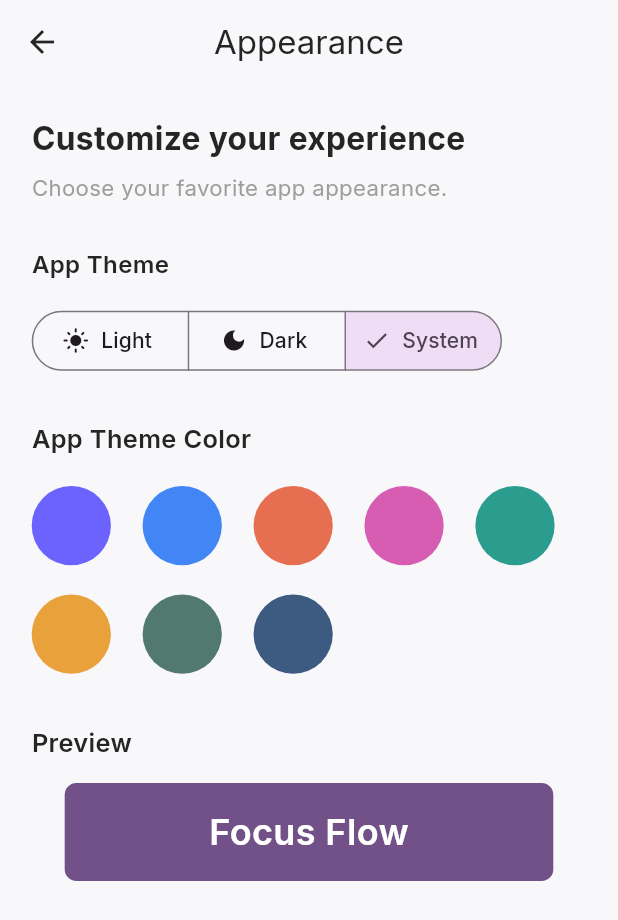
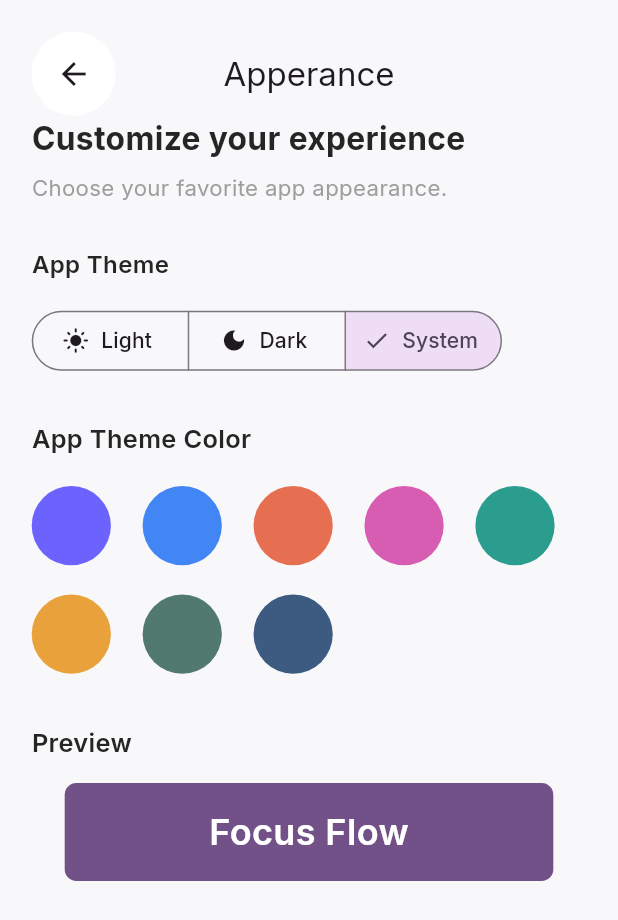
Before and after one commit to mariemosama272005-eng/garfocus, a Flutter app: the AppearanceScreen screen opened by its route, on a phone screen of 412 x 824 dp. Shown: the top 920 px of the screen. Run offline on Flutter 3.47's test engine with Material 3 defaults, Android fonts, the phone set to English and light mode, and no system bars; our stand-ins replace bloc, flutter_bloc, flutter_screenutil, smooth_page_indicator.

Commit message:
app themes edit

```diff
--- a/lib/core/shared_wedgits/appBar_wedgit.dart
+++ b/lib/core/shared_wedgits/appBar_wedgit.dart
@@ -1,26 +1,36 @@
+
 import 'package:flutter/material.dart';
 import 'package:flutter_screenutil/flutter_screenutil.dart';
-import 'package:focus_flow/core/themes/app_colors.dart';
 
 class AppbarWedgit extends StatelessWidget {
   final String? title;
-  const AppbarWedgit({super.key, this.title});
+
+  const AppbarWedgit({
+    super.key,
+    this.title,
+  });
 
   @override
   Widget build(BuildContext context) {
+    final theme = Theme.of(context);
+    final colorScheme = theme.colorScheme;
+
     return AppBar(
-      backgroundColor: AppColors.scaffoldColor,
-
+      backgroundColor: theme.scaffoldBackgroundColor,
+      foregroundColor: colorScheme.onSurface,
       title: title != null ? Text(title!) : null,
       centerTitle: true,
+      elevation: 0,
+
       leading: Container(
         width: 41.w,
         height: 41.h,
         decoration: BoxDecoration(
-          borderRadius: BorderRadius.circular(40),
-          color: Colors.white,
+          borderRadius: BorderRadius.circular(40.r),
+          color: theme.cardColor,
         ),
         child: BackButton(
+          color: colorScheme.onSurface,
           onPressed: () {
             Navigator.pop(context);
           },
--- a/lib/featue/Authentication/presntation/ui/login_screen.dart
+++ b/lib/featue/Authentication/presntation/ui/login_screen.dart
@@ -12,7 +12,7 @@
   @override
   Widget build(BuildContext context) {
     return Scaffold(
-      backgroundColor: Colors.white,
+      backgroundColor:Theme.of(context).scaffoldBackgroundColor,
       body: Padding(
         padding: const EdgeInsets.all(22),
         child: Column(
--- a/lib/featue/Authentication/presntation/ui/wedgit/loginForm.dart
+++ b/lib/featue/Authentication/presntation/ui/wedgit/loginForm.dart
@@ -92,7 +92,9 @@
             title: "Login",
             onTap: () {
               if (formState.currentState?.validate() ?? false) {
-               Navigator.pushNamed(context, AppRoutes.homeScreen);
+               //Navigator.pushNamed(context, AppRoutes.homeScreen);
+               Navigator.pushNamed(context, AppRoutes.apperanceScreen);
+
               }
             },
           ),
--- a/lib/featue/Onboarding/presntation/ui/onborading_screen.dart
+++ b/lib/featue/Onboarding/presntation/ui/onborading_screen.dart
@@ -110,7 +110,7 @@
                       } else {
                         Navigator.pushNamed(
                           context,
-                          AppRoutes.apperanceScreen,
+                          AppRoutes.loginScreen,
                         );
                       }
                     },
--- a/lib/featue/Settings/presntation/ui/apperance_screen.dart
+++ b/lib/featue/Settings/presntation/ui/apperance_screen.dart
@@ -1,6 +1,7 @@
 
 import 'package:flutter/material.dart';
 import 'package:flutter_screenutil/flutter_screenutil.dart';
+import 'package:focus_flow/core/shared_wedgits/appBar_wedgit.dart';
 import 'package:focus_flow/featue/Settings/presntation/ui/wedgit/color_picker_widget.dart';
 import 'package:focus_flow/featue/Settings/presntation/ui/wedgit/theme_mode_selector.dart';
 import 'package:focus_flow/featue/Settings/presntation/ui/wedgit/theme_preview_widget.dart';
@@ -13,16 +14,15 @@
   @override
   Widget build(BuildContext context) {
     return Scaffold(
-      appBar: AppBar(
-        title: const Text('Appearance'),
-        centerTitle: true,
-      ),
-      body: SingleChildScrollView(
+
+      body:
+      SingleChildScrollView(
         child: Padding(
           padding: EdgeInsets.all(20.w),
           child: Column(
             crossAxisAlignment: CrossAxisAlignment.start,
             children: [
+              AppbarWedgit(title: "Apperance"),
               Text(
                 'Customize your experience',
                 style: TextStyle(
```
